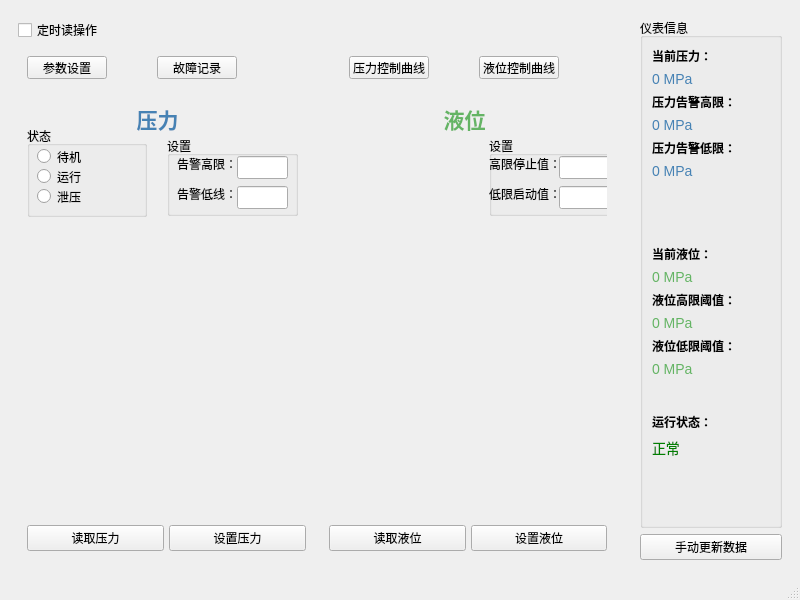
Old version of the form mainwindow.ui in the repository anzisheng/Dashboard.
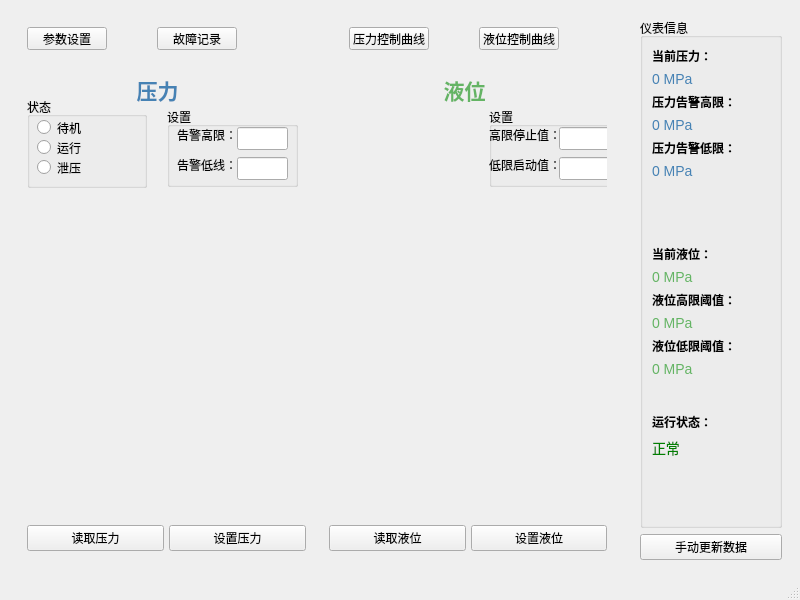
New version of the form. Custom widgets are drawn as their Qt base class.

Commit message: 去掉定时读的检查框，默认开启定时读

What changed in the file:
```diff
--- a/mainwindow.ui
+++ b/mainwindow.ui
@@ -21,13 +21,6 @@
        <property name="spacing">
         <number>5</number>
        </property>
-       <item>
-        <widget class="QCheckBox" name="checkBox">
-         <property name="text">
-          <string>定时读操作</string>
-         </property>
-        </widget>
-       </item>
        <item>
         <layout class="QHBoxLayout" name="gaugesContainer">
          <item>
```
The commit also changes 2 other files.
